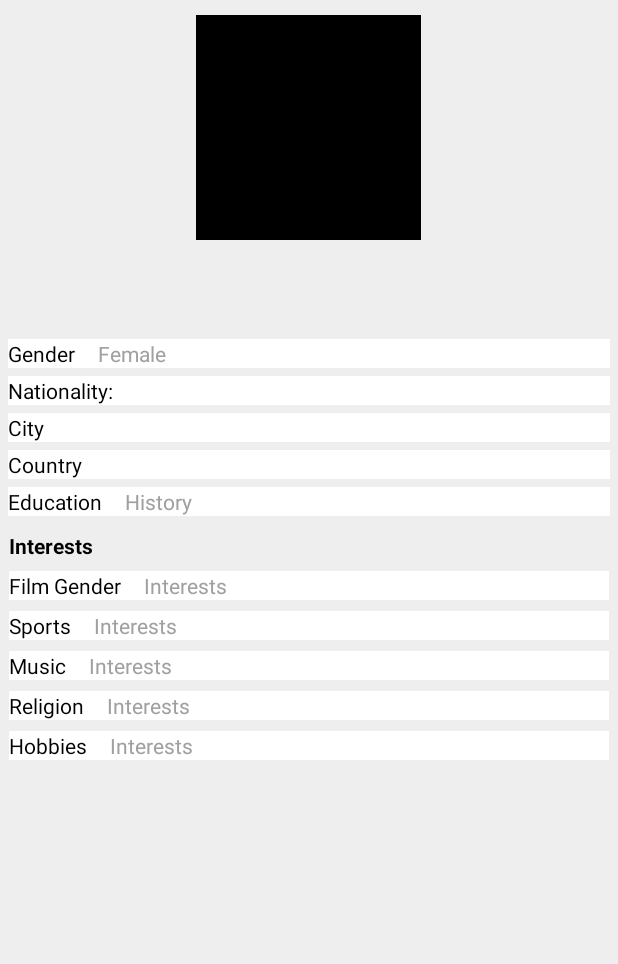
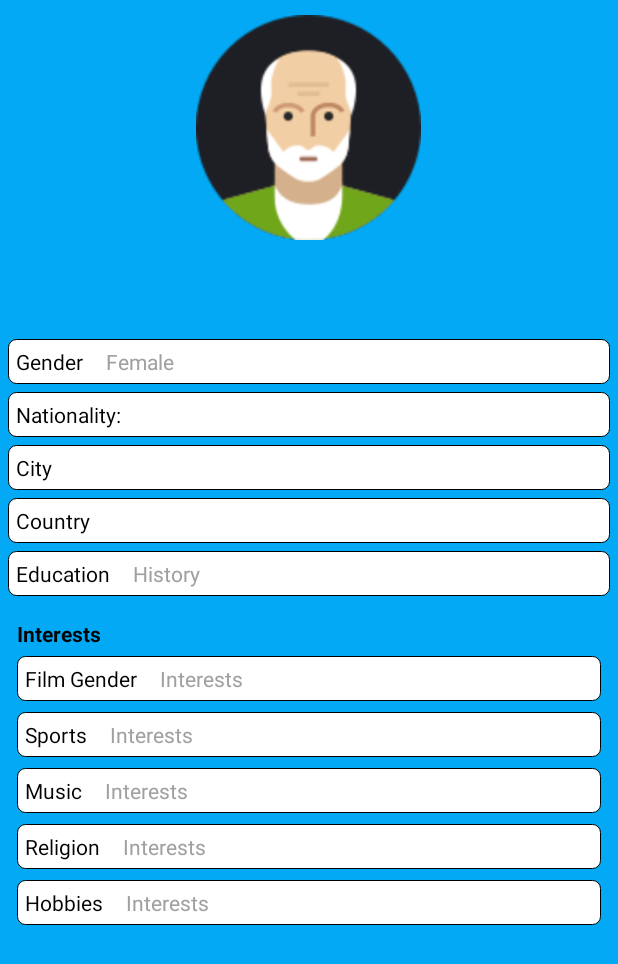
Before and after one commit to Maruf-R/socialApp, an Android app: the Profile screen opened directly, with no data from a screen before it, on a phone screen of 412 x 824 dp. Shown: the top 964 px of the screen. Run offline under Robolectric (Android 15) with nearby library versions, the phone set to English and light mode, and no system bars; 3 statements that could not run were skipped.

Commit message:
Further design on multiple pages

```diff
--- a/app/src/main/res/layout/activity_main.xml
+++ b/app/src/main/res/layout/activity_main.xml
@@ -7,6 +7,7 @@
     android:id="@android:id/tabhost"
     android:layout_width="fill_parent"
     android:layout_height="fill_parent"
+    android:background="#03A9F4"
     android:visibility="invisible">
 
     <LinearLayout
--- a/app/src/main/res/layout/activity_profile.xml
+++ b/app/src/main/res/layout/activity_profile.xml
@@ -4,7 +4,7 @@
     xmlns:tools="http://schemas.android.com/tools"
     android:layout_width="match_parent"
     android:layout_height="match_parent"
-    android:background="#eeeeee"
+    android:background="#03A9F4"
     android:theme="@style/Theme.AppCompat.NoActionBar"
     tools:context="com.awesomesauce.companion4me.Profile">
 
@@ -19,13 +19,14 @@
             android:layout_height="wrap_content"
             android:orientation="vertical"
             android:layout_marginTop="10dp"
-            android:gravity="center">
+            android:gravity="center"
+            android:background="#03A9F4">
 
             <ImageView
                 android:id="@+id/Avatar_img"
                 android:layout_width="150dp"
                 android:layout_height="150dp"
-                android:background="#000000" />
+                android:background="@drawable/oldman" />
 
             <LinearLayout
                 android:layout_width="match_parent"
@@ -39,7 +40,7 @@
                     android:id="@+id/Name_txt"
                     android:layout_width="wrap_content"
                     android:layout_height="wrap_content"
-                    android:textColor="#000000"
+                    android:textColor="#CDDC39"
                     android:textSize="30dp"/>
 
                 <TextView
@@ -47,7 +48,7 @@
                     android:layout_width="wrap_content"
                     android:layout_height="wrap_content"
                     android:layout_marginLeft="5dp"
-                    android:textColor="#808080"
+                    android:textColor="#CDDC39"
                     android:textSize="20dp"/>
 
             </LinearLayout>
@@ -60,7 +61,8 @@
                 android:layout_marginLeft="5dp"
                 android:layout_marginRight="5dp"
                 android:orientation="horizontal"
-                android:background="#FFFFFF">
+                android:background="@drawable/curved_corner"
+                android:padding="5dp">
 
                 <TextView
                     android:layout_width="wrap_content"
@@ -90,7 +92,8 @@
                 android:layout_marginLeft="5dp"
                 android:layout_marginRight="5dp"
                 android:orientation="horizontal"
-                android:background="#FFFFFF">
+                android:background="@drawable/curved_corner"
+                android:padding="5dp">
 
                 <TextView
                     android:layout_width="wrap_content"
@@ -119,7 +122,8 @@
                 android:layout_marginLeft="5dp"
                 android:layout_marginRight="5dp"
                 android:orientation="horizontal"
-                android:background="#FFFFFF">
+                android:background="@drawable/curved_corner"
+                android:padding="5dp">
 
                 <TextView
                     android:layout_width="wrap_content"
@@ -145,7 +149,8 @@
                 android:layout_marginLeft="5dp"
                 android:layout_marginRight="5dp"
                 android:orientation="horizontal"
-                android:background="#FFFFFF">
+                android:background="@drawable/curved_corner"
+                android:padding="5dp">
 
                 <TextView
                     android:layout_width="wrap_content"
@@ -176,7 +181,8 @@
                 android:layout_marginLeft="5dp"
                 android:layout_marginRight="5dp"
                 android:orientation="horizontal"
-                android:background="#FFFFFF">
+                android:background="@drawable/curved_corner"
+                android:padding="5dp">
 
                 <TextView
                     android:layout_width="wrap_content"
@@ -204,7 +210,7 @@
                 android:layout_marginTop="10dp"
                 android:layout_marginBottom="10dp"
                 android:orientation="vertical"
-                >
+                android:padding="5dp">
 
                 <TextView
                     android:layout_width="wrap_content"
@@ -218,10 +224,10 @@
                 <LinearLayout
                     android:layout_width="match_parent"
                     android:layout_height="wrap_content"
-                    android:layout_marginTop="7dp"
                     android:orientation="horizontal"
-                    android:background="#FFFFFF"
-                    >
+                    android:background="@drawable/curved_corner"
+                    android:padding="5dp"
+                    android:layout_marginTop="5dp">
 
                     <TextView
                         android:layout_width="wrap_content"
@@ -246,7 +252,8 @@
                     android:layout_height="wrap_content"
                     android:layout_marginTop="7dp"
                     android:orientation="horizontal"
-                    android:background="#FFFFFF">
+                    android:background="@drawable/curved_corner"
+                    android:padding="5dp">
 
                     <TextView
                         android:layout_width="wrap_content"
@@ -271,7 +278,8 @@
                     android:layout_height="wrap_content"
                     android:layout_marginTop="7dp"
                     android:orientation="horizontal"
-                    android:background="#FFFFFF">
+                    android:background="@drawable/curved_corner"
+                    android:padding="5dp">
 
                     <TextView
                         android:layout_width="wrap_content"
@@ -294,8 +302,8 @@
                     android:layout_height="wrap_content"
                     android:layout_marginTop="7dp"
                     android:orientation="horizontal"
-                    android:background="#FFFFFF"
-                    >
+                    android:background="@drawable/curved_corner"
+                    android:padding="5dp">
 
                     <TextView
                         android:layout_width="wrap_content"
@@ -318,8 +326,8 @@
                     android:layout_height="wrap_content"
                     android:layout_marginTop="7dp"
                     android:orientation="horizontal"
-                    android:background="#FFFFFF"
-                    >
+                    android:background="@drawable/curved_corner"
+                    android:padding="5dp">
 
                     <TextView
                         android:layout_width="wrap_content"
--- a/app/src/main/res/layout/activity_search_info.xml
+++ b/app/src/main/res/layout/activity_search_info.xml
@@ -254,7 +254,7 @@
             android:layout_height="wrap_content"
             android:text="Search"
             android:layout_weight="1"
-            android:textColor="#3F51B5"
+            android:textColor="#FFFFFF"
             android:background="@drawable/button_signup"
             android:layout_gravity="center"
             android:onClick=""
--- a/app/src/main/res/values/colors.xml
+++ b/app/src/main/res/values/colors.xml
@@ -3,4 +3,6 @@
     <color name="colorPrimary">#3F51B5</color>
     <color name="colorPrimaryDark">#303F9F</color>
     <color name="colorAccent">#FF4081</color>
+    <color name="white">#FFFFFF</color>
+    <color name="green">#CDDC39</color>
 </resources>
```
Also changed, not shown: app/src/main/java/com/example/mikey/database/UserProfile/Home.java (+9 -0 lines), app/src/main/res/layout/activity_search_menu.xml (+8 -4 lines), app/src/main/res/layout/activity_user_settings.xml (+24 -6 lines), app/src/main/res/menu/menu_main.xml (line endings or trailing spaces), 2 other files.
